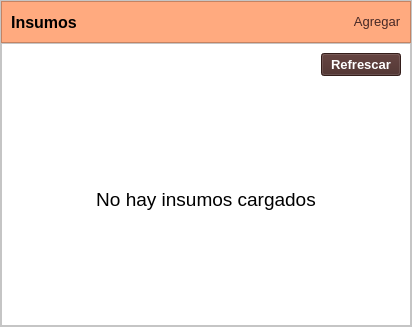
Qt form gui/insumos/listado_insumos.ui (ayenaccarato/Marcanac) before a commit.
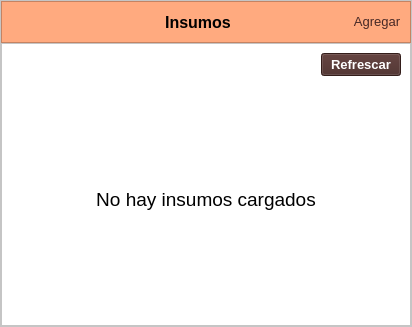
The same form after that commit. Icons and pictures are not drawn.

Commit message: PDF de insumos y profesionales, modificaciones y eliminar

Patch:
```diff
--- a/gui/insumos/listado_insumos.ui
+++ b/gui/insumos/listado_insumos.ui
@@ -100,6 +100,39 @@
           <property name="bottomMargin">
            <number>9</number>
           </property>
+          <item>
+           <widget class="QPushButton" name="btnDescargar">
+            <property name="cursor">
+             <cursorShape>PointingHandCursor</cursorShape>
+            </property>
+            <property name="text">
+             <string/>
+            </property>
+            <property name="icon">
+             <iconset>
+              <normaloff>../imagenes/descargar.png</normaloff>../imagenes/descargar.png</iconset>
+            </property>
+            <property name="iconSize">
+             <size>
+              <width>25</width>
+              <height>25</height>
+             </size>
+            </property>
+           </widget>
+          </item>
+          <item>
+           <spacer name="horizontalSpacer_3">
+            <property name="orientation">
+             <enum>Qt::Horizontal</enum>
+            </property>
+            <property name="sizeHint" stdset="0">
+             <size>
+              <width>40</width>
+              <height>20</height>
+             </size>
+            </property>
+           </spacer>
+          </item>
           <item>
            <widget class="QLabel" name="label">
             <property name="font">
```
The commit also changes 33 other files.
